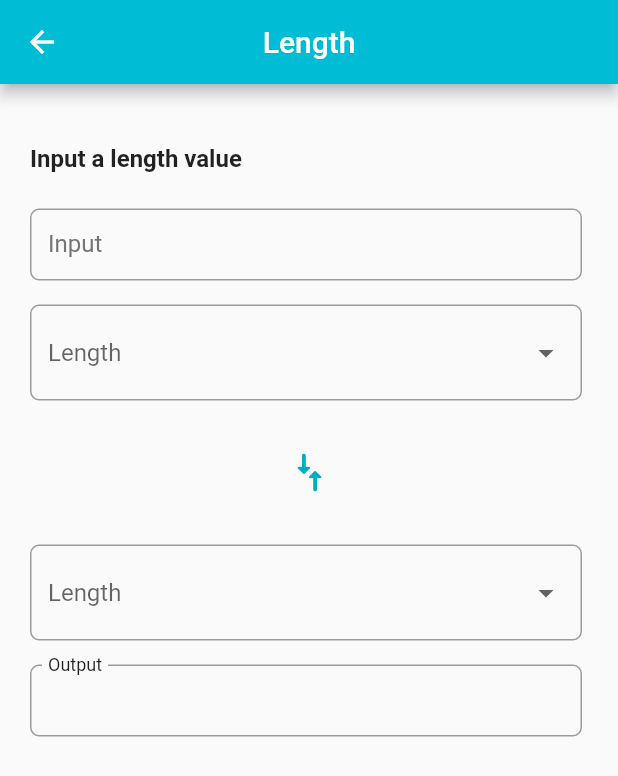
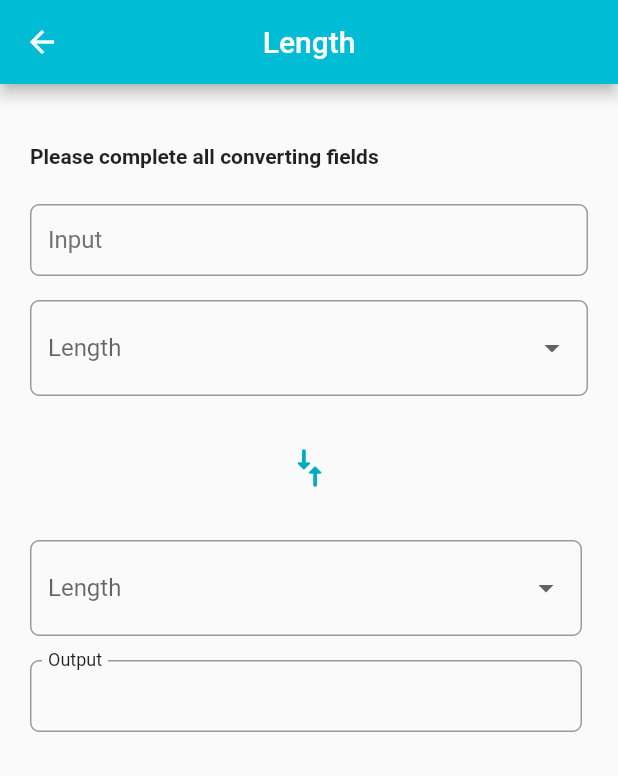
Before and after one commit to Franco904/unit-converter, a Flutter app: the screen it shows after launch, after a tap on "Start", after a tap on "Length", on a phone screen of 412 x 824 dp. Shown: the top 776 px of the screen. Run offline on Flutter 3.47's test engine with Material 2 defaults, Android fonts, the phone set to English and light mode, and no system bars; our stand-ins replace flutter_secure_storage, get, ionicons.

Commit message:
Atualiza strings de tradução

```diff
--- a/lib/app/core/utils/translations.dart
+++ b/lib/app/core/utils/translations.dart
@@ -45,9 +45,9 @@ class UnitConverterTranslations extends Translations {
           'category_speed': 'Speed',
 
           // Unit Converter
-          'converter_title': 'Input a',
-          'converter_text_value': 'value',
+          'converter_help_text': 'Please complete all converting fields',
           'converter_input_label': 'Input',
+          'converter_button_tooltip': 'Convert',
           'converter_output_label': 'Output',
           'converter_validation_required': 'Required',
           'converter_validation_invalid': 'Invalid value',
@@ -167,9 +167,9 @@ class UnitConverterTranslations extends Translations {
           'category_speed': 'Velocidad',
 
           // Unit Converter
-          'converter_title': 'Introduce un',
-          'converter_text_value': 'valor de',
+          'converter_help_text': 'Completa todos los campos de conversión',
           'converter_input_label': 'Valor de entrada',
+          'converter_button_tooltip': 'Convertir',
           'converter_output_label': 'Valor convertido',
           'converter_validation_required': 'Campo obligatorio',
           'converter_validation_invalid': 'Valor no válido',
@@ -283,9 +283,9 @@ class UnitConverterTranslations extends Translations {
           'category_speed': 'Velocidade',
 
           // Unit Converter
-          'converter_title': 'Insira um',
-          'converter_text_value': 'valor de',
+          'converter_help_text': 'Preencha todos os campos de conversão',
           'converter_input_label': 'Valor de entrada',
+          'converter_button_tooltip': 'Converter',
           'converter_output_label': 'Valor convertido',
           'converter_validation_required': 'Campo obrigatório',
           'converter_validation_invalid': 'Valor inválido',
--- a/lib/app/modules/unit_converter/unit_converter_page.dart
+++ b/lib/app/modules/unit_converter/unit_converter_page.dart
@@ -17,9 +17,6 @@ class UnitConverterPage extends GetView<UnitConverterController> {
 
   @override
   Widget build(BuildContext context) {
-    final englishInputString = converterStrings('english_input_string', category);
-    final elseInputString = converterStrings('else_input_string', category);
-
     return WillPopScope(
       onWillPop: () => _onBackPressed(),
       child: GestureDetector(
@@ -38,14 +35,12 @@ class UnitConverterPage extends GetView<UnitConverterController> {
                       Padding(
                         padding: EdgeInsets.only(left: 20),
                         child: Text(
-                          localeController.currentLocale.value == localeController.locales[0]['locale'].toString()
-                              ? englishInputString
-                              : elseInputString,
-                          style: TextStyle(fontSize: 16, fontWeight: FontWeight.bold),
+                          'converter_help_text'.tr,
+                          style: TextStyle(fontSize: 14, fontWeight: FontWeight.bold),
                         ),
                       ),
                       Padding(
-                        padding: EdgeInsets.only(top: 24, right: 24, bottom: 24, left: 20),
+                        padding: EdgeInsets.symmetric(horizontal: 20, vertical: 24),
                         child: Column(crossAxisAlignment: CrossAxisAlignment.center, children: [
                           TextFormField(
                             keyboardType: TextInputType.number,
@@ -80,7 +75,7 @@ class UnitConverterPage extends GetView<UnitConverterController> {
                         quarterTurns: 1,
                         child: Center(
                           child: IconButton(
-                            tooltip: 'Converter',
+                            tooltip: 'converter_button_tooltip'.tr,
                             onPressed: () => _onConvertPressed(formKey),
                             icon: Icon(
                               Icons.compare_arrows_rounded,
--- a/lib/app/utils/strings.dart
+++ b/lib/app/utils/strings.dart
@@ -1,21 +1,4 @@
-import 'package:tutorial_inicial/app/data/model/category.dart';
-
 import 'package:get/get.dart';
-
-String converterStrings(String convertionKey, Category category) {
-  final categoryName = categoryNameLocated(category.name);
-
-  switch (convertionKey) {
-    case 'english_input_string':
-      return 'converter_title'.tr + ' ${categoryName.toLowerCase()} ' + 'converter_text_value'.tr;
-
-    case 'else_input_string':
-      return 'converter_title'.tr + ' ' + 'converter_text_value'.tr + ' ${categoryName.toLowerCase()}';
-
-    default:
-      return categoryName;
-  }
-}
 
 String categoryNameLocated(String categoryName) {
   categoryName = categoryName.replaceAll(' ', '_').toLowerCase();
```
